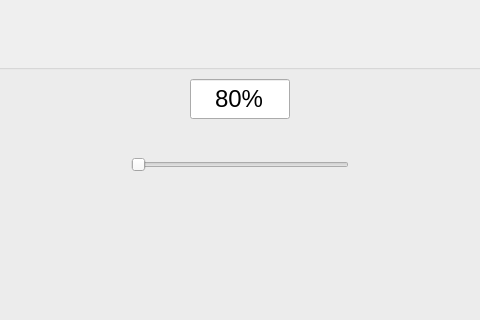
Old version of the form ShapeGenerator/mainwindow.ui in the repository andrei-crisu/ShapeGenerationApp; both pictures show x 147 to 627 and y 0 to 320 of the 774 by 500 pixel window.
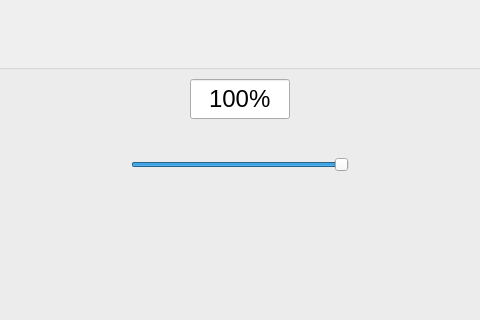
New version of the form. The open tabs and pages were chosen to show the change. Icons and pictures are not drawn.

Diff of the .ui file:
```diff
--- a/ShapeGenerator/mainwindow.ui
+++ b/ShapeGenerator/mainwindow.ui
@@ -3112,7 +3112,7 @@
                 <bool>false</bool>
                </property>
                <property name="text">
-                <string>80%</string>
+                <string>100%</string>
                </property>
                <property name="alignment">
                 <set>Qt::AlignCenter</set>
@@ -3186,10 +3186,10 @@
                 <number>1</number>
                </property>
                <property name="value">
-                <number>80</number>
+                <number>100</number>
                </property>
                <property name="sliderPosition">
-                <number>80</number>
+                <number>100</number>
                </property>
                <property name="orientation">
                 <enum>Qt::Horizontal</enum>
```
Left out of the diff: 2 changed lines with no effect on the pictures.
